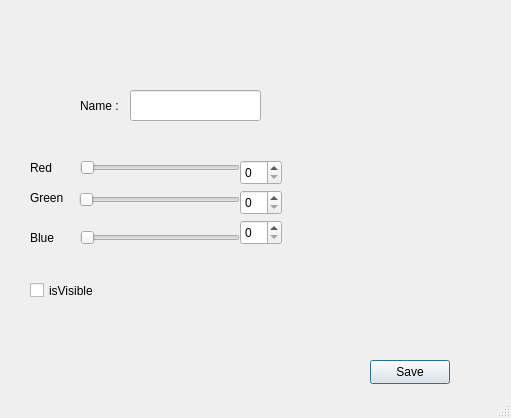
Above: Worksheet6/QT_first_project/optiondialog.ui from HarshalSaiKanumuri/2023_eeyhk3 before the change. Below: the same form after it.
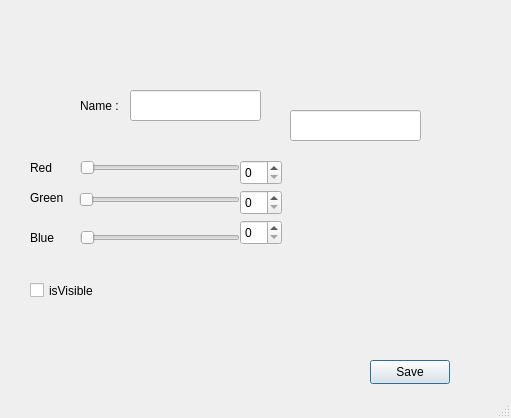
That is the form after the change.

Commit message: Buggy Forgetful Dialog option but it remembers the name

What changed in the file:
```diff
--- a/Worksheet6/QT_first_project/optiondialog.ui
+++ b/Worksheet6/QT_first_project/optiondialog.ui
@@ -189,6 +189,16 @@
     <string>isVisible</string>
    </property>
   </widget>
+  <widget class="QLineEdit" name="lineEdit_2">
+   <property name="geometry">
+    <rect>
+     <x>290</x>
+     <y>110</y>
+     <width>131</width>
+     <height>31</height>
+    </rect>
+   </property>
+  </widget>
  </widget>
  <resources/>
  <connections>
```
The commit also changes 6 other files.
